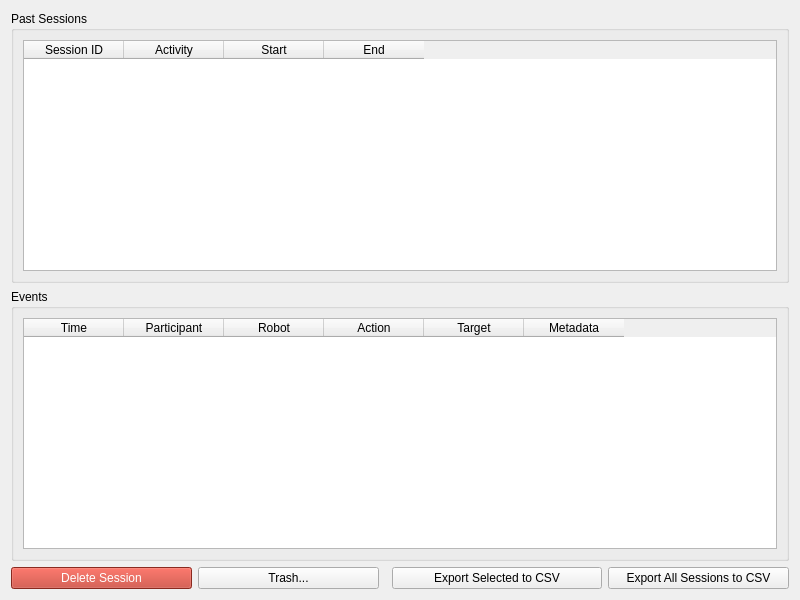
Above: src/gui/ui/data_panel.ui from techandpeople/SoftEdIBO before the change. Below: the same form after it.
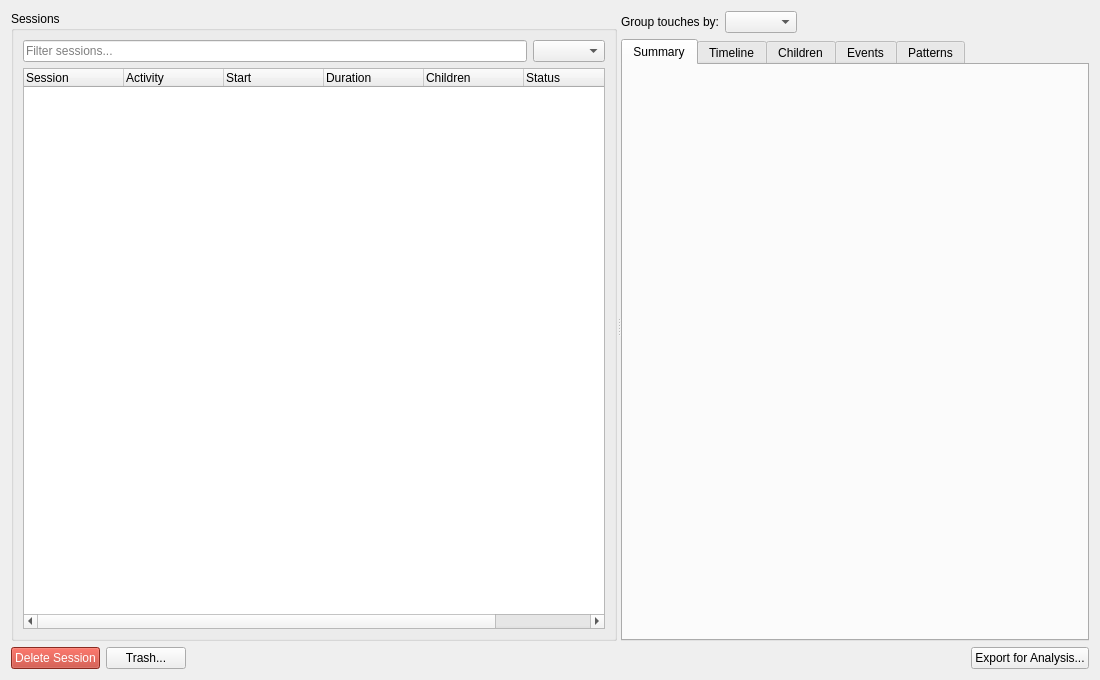
That is the form after the change. Custom widgets are drawn as their Qt base class.

Commit message: data tab for research: timeline, children, patterns, excel export

The edit to the form file:
```diff
--- a/src/gui/ui/data_panel.ui
+++ b/src/gui/ui/data_panel.ui
@@ -3,62 +3,104 @@
  <class>DataPanel</class>
  <widget class="QWidget" name="DataPanel">
   <property name="geometry">
-   <rect><x>0</x><y>0</y><width>800</width><height>600</height></rect>
+   <rect><x>0</x><y>0</y><width>1100</width><height>680</height></rect>
   </property>
   <layout class="QVBoxLayout" name="verticalLayout">
    <item>
-    <widget class="QGroupBox" name="sessions_group">
-     <property name="title"><string>Past Sessions</string></property>
-     <property name="whatsThis"><string>All recorded sessions. Select one or more (Ctrl/Shift-click) to export or delete them; the first selection's events show below.</string></property>
-     <layout class="QVBoxLayout" name="sessions_layout">
-      <item>
-       <widget class="QTableWidget" name="sessions_table">
-        <property name="whatsThis"><string>One row per recorded session: ID, activity, start and end. Select one or more rows (Ctrl/Shift-click) to export or delete them; the first selected session's events show below.</string></property>
-        <property name="selectionBehavior">
-         <enum>QAbstractItemView::SelectRows</enum>
-        </property>
-        <property name="selectionMode">
-         <enum>QAbstractItemView::ExtendedSelection</enum>
-        </property>
-        <property name="editTriggers">
-         <set>QAbstractItemView::NoEditTriggers</set>
-        </property>
-        <property name="alternatingRowColors"><bool>true</bool></property>
-        <property name="columnCount"><number>4</number></property>
-        <column><property name="text"><string>Session ID</string></property></column>
-        <column><property name="text"><string>Activity</string></property></column>
-        <column><property name="text"><string>Start</string></property></column>
-        <column><property name="text"><string>End</string></property></column>
-       </widget>
-      </item>
-     </layout>
-    </widget>
-   </item>
-   <item>
-    <widget class="QGroupBox" name="events_group">
-     <property name="title"><string>Events</string></property>
-     <property name="whatsThis"><string>Timeline of what happened in the selected session: who did what, on which robot and target, with any extra metadata.</string></property>
-     <layout class="QVBoxLayout" name="events_layout">
-      <item>
-       <widget class="QTableWidget" name="events_table">
-        <property name="whatsThis"><string>Events of the selected session, in time order: when it happened, which participant and robot, the action, its target and any extra metadata.</string></property>
-        <property name="selectionBehavior">
-         <enum>QAbstractItemView::SelectRows</enum>
-        </property>
-        <property name="editTriggers">
-         <set>QAbstractItemView::NoEditTriggers</set>
-        </property>
-        <property name="alternatingRowColors"><bool>true</bool></property>
-        <property name="columnCount"><number>6</number></property>
-        <column><property name="text"><string>Time</string></property></column>
-        <column><property name="text"><string>Participant</string></property></column>
-        <column><property name="text"><string>Robot</string></property></column>
-        <column><property name="text"><string>Action</string></property></column>
-        <column><property name="text"><string>Target</string></property></column>
-        <column><property name="text"><string>Metadata</string></property></column>
-       </widget>
-      </item>
-     </layout>
+    <widget class="QSplitter" name="splitter">
+     <property name="orientation"><enum>Qt::Horizontal</enum></property>
+     <property name="childrenCollapsible"><bool>false</bool></property>
+     <widget class="QGroupBox" name="sessions_group">
+      <property name="title"><string>Sessions</string></property>
+      <property name="whatsThis"><string>Every recorded session, grouped by the group of children it belongs to. Select one to review it on the right; select several (Ctrl/Shift-click) to export or delete them together.</string></property>
+      <layout class="QVBoxLayout" name="sessions_layout">
+       <item>
+        <layout class="QHBoxLayout" name="filter_layout">
+         <item>
+          <widget class="QLineEdit" name="filter_edit">
+           <property name="toolTip"><string>Show only sessions whose ID, activity, group, robot or participant contains this text.</string></property>
+           <property name="whatsThis"><string>Type part of a session ID, activity name, group label, robot kind or participant ID to narrow the list. Leave empty to show every session.</string></property>
+           <property name="placeholderText"><string>Filter sessions...</string></property>
+           <property name="clearButtonEnabled"><bool>true</bool></property>
+          </widget>
+         </item>
+         <item>
+          <widget class="QComboBox" name="status_filter">
+           <property name="toolTip"><string>Show only sessions with this review status.</string></property>
+           <property name="whatsThis"><string>Narrow the list to sessions you marked as valid, test or excluded in the Summary view. "All statuses" shows everything.</string></property>
+          </widget>
+         </item>
+        </layout>
+       </item>
+       <item>
+        <widget class="QTreeWidget" name="sessions_tree">
+         <property name="whatsThis"><string>One row per session under its group of children: activity, start, duration, number of children, review status and whether the activity reached its final phase. Sessions with no group label are listed under "(no group)".</string></property>
+         <property name="selectionMode"><enum>QAbstractItemView::ExtendedSelection</enum></property>
+         <property name="alternatingRowColors"><bool>true</bool></property>
+         <property name="rootIsDecorated"><bool>true</bool></property>
+         <property name="uniformRowHeights"><bool>true</bool></property>
+         <column><property name="text"><string>Session</string></property></column>
+         <column><property name="text"><string>Activity</string></property></column>
+         <column><property name="text"><string>Start</string></property></column>
+         <column><property name="text"><string>Duration</string></property></column>
+         <column><property name="text"><string>Children</string></property></column>
+         <column><property name="text"><string>Status</string></property></column>
+         <column><property name="text"><string>Finished</string></property></column>
+        </widget>
+       </item>
+      </layout>
+     </widget>
+     <widget class="QWidget" name="review_panel" native="true">
+      <layout class="QVBoxLayout" name="review_layout">
+       <property name="leftMargin"><number>0</number></property>
+       <property name="topMargin"><number>0</number></property>
+       <property name="rightMargin"><number>0</number></property>
+       <property name="bottomMargin"><number>0</number></property>
+       <item>
+        <layout class="QHBoxLayout" name="source_layout">
+         <item>
+          <widget class="QLabel" name="source_label">
+           <property name="text"><string>Group touches by:</string></property>
+           <property name="buddy"><cstring>source_combo</cstring></property>
+          </widget>
+         </item>
+         <item>
+          <widget class="QComboBox" name="source_combo">
+           <property name="toolTip"><string>Who a touch is attributed to in the timeline, the children tables and the export.</string></property>
+           <property name="whatsThis"><string>How touches are grouped. Participant: the child assigned to the touched skin (use when each child has their own skin). Skin: one group per skin. Sensor: one group per touch sensor, for a skin several children share, where the sensor position is the only way to tell them apart.</string></property>
+          </widget>
+         </item>
+         <item>
+          <spacer name="source_spacer">
+           <property name="orientation"><enum>Qt::Horizontal</enum></property>
+           <property name="sizeHint" stdset="0"><size><width>40</width><height>20</height></size></property>
+          </spacer>
+         </item>
+        </layout>
+       </item>
+       <item>
+        <widget class="QTabWidget" name="views_tabs">
+         <property name="whatsThis"><string>Views of the selected session: its summary and your review notes, a timeline of everything that happened, the measures per child and between children, and the raw events. The last view, Patterns, pools every selected session to compare conditions.</string></property>
+         <property name="currentIndex"><number>0</number></property>
+         <widget class="SessionSummaryView" name="summary_view">
+          <attribute name="title"><string>Summary</string></attribute>
+         </widget>
+         <widget class="SessionTimelineView" name="timeline_view">
+          <attribute name="title"><string>Timeline</string></attribute>
+         </widget>
+         <widget class="ChildrenView" name="children_view">
+          <attribute name="title"><string>Children</string></attribute>
+         </widget>
+         <widget class="SessionEventsView" name="events_view">
+          <attribute name="title"><string>Events</string></attribute>
+         </widget>
+         <widget class="PatternsView" name="patterns_view">
+          <attribute name="title"><string>Patterns</string></attribute>
+         </widget>
+        </widget>
+       </item>
+      </layout>
+     </widget>
     </widget>
    </item>
    <item>
@@ -77,29 +119,54 @@
       </widget>
      </item>
      <item>
-      <spacer>
+      <spacer name="export_spacer">
        <property name="orientation"><enum>Qt::Horizontal</enum></property>
+       <property name="sizeHint" stdset="0"><size><width>40</width><height>20</height></size></property>
       </spacer>
      </item>
      <item>
       <widget class="QPushButton" name="export_btn">
-       <property name="minimumSize">
-        <size><width>210</width><height>0</height></size>
-       </property>
-       <property name="whatsThis"><string>Save the selected sessions' events to a CSV file.</string></property>
-       <property name="text"><string>Export Selected to CSV</string></property>
-      </widget>
-     </item>
-     <item>
-      <widget class="QPushButton" name="export_all_btn">
-       <property name="whatsThis"><string>Save every recorded session to a single CSV file.</string></property>
-       <property name="text"><string>Export All Sessions to CSV</string></property>
+       <property name="toolTip"><string>Save the sessions as an Excel workbook ready for statistics.</string></property>
+       <property name="whatsThis"><string>Export sessions to one Excel workbook with a sheet per table: sessions, milestones, participants, touches, profiles per child, pairs of children, raw events and a dictionary explaining every column. The selected sessions are offered first; you can also export all of them.</string></property>
+       <property name="text"><string>Export for Analysis...</string></property>
       </widget>
      </item>
     </layout>
    </item>
   </layout>
  </widget>
+ <customwidgets>
+  <customwidget>
+   <class>SessionSummaryView</class>
+   <extends>QWidget</extends>
+   <header>src.gui.data.session_summary_view</header>
+   <container>1</container>
+  </customwidget>
+  <customwidget>
+   <class>SessionTimelineView</class>
+   <extends>QWidget</extends>
+   <header>src.gui.data.session_timeline_view</header>
+   <container>1</container>
+  </customwidget>
+  <customwidget>
+   <class>ChildrenView</class>
+   <extends>QWidget</extends>
+   <header>src.gui.data.children_view</header>
+   <container>1</container>
+  </customwidget>
+  <customwidget>
+   <class>PatternsView</class>
+   <extends>QWidget</extends>
+   <header>src.gui.data.patterns_view</header>
+   <container>1</container>
+  </customwidget>
+  <customwidget>
+   <class>SessionEventsView</class>
+   <extends>QWidget</extends>
+   <header>src.gui.data.session_events_view</header>
+   <container>1</container>
+  </customwidget>
+ </customwidgets>
  <resources/>
  <connections/>
 </ui>
```
Left out of the diff: 2 changed lines with no effect on the pictures. The commit also changes 31 other files.
